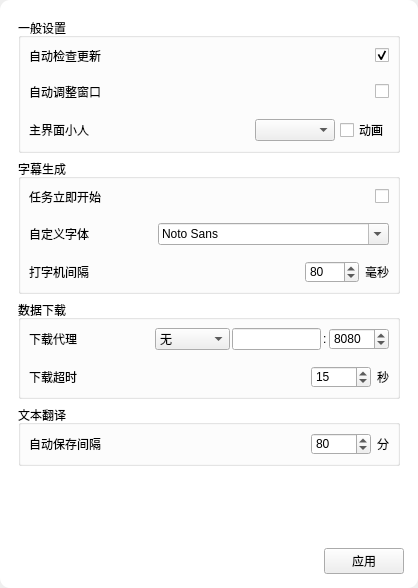
First picture: the form in src/gui/design/WidgetSetting.ui, repository Icexbb/SekaiSubtitle-Python, before the edit.
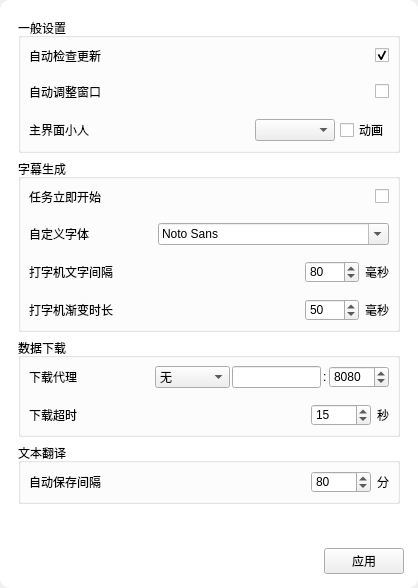
Second picture: the form after the edit.

Commit message: Split text interval and text fade time fix issues about event gap split settings

Patch:
```diff
--- a/src/gui/design/WidgetSetting.ui
+++ b/src/gui/design/WidgetSetting.ui
@@ -514,7 +514,7 @@
                <item>
                 <widget class="QLabel" name="label_7">
                  <property name="text">
-                  <string>打字机间隔</string>
+                  <string>打字机文字间隔</string>
                  </property>
                 </widget>
                </item>
@@ -583,6 +583,95 @@
                </item>
               </layout>
              </item>
+             <item>
+              <layout class="QHBoxLayout" name="HL6_2" stretch="2,5">
+               <property name="spacing">
+                <number>5</number>
+               </property>
+               <property name="leftMargin">
+                <number>5</number>
+               </property>
+               <property name="topMargin">
+                <number>5</number>
+               </property>
+               <property name="rightMargin">
+                <number>5</number>
+               </property>
+               <property name="bottomMargin">
+                <number>5</number>
+               </property>
+               <item>
+                <widget class="QLabel" name="label_10">
+                 <property name="text">
+                  <string>打字机渐变时长</string>
+                 </property>
+                </widget>
+               </item>
+               <item>
+                <widget class="QWidget" name="widget_8" native="true">
+                 <property name="minimumSize">
+                  <size>
+                   <width>20</width>
+                   <height>0</height>
+                  </size>
+                 </property>
+                 <layout class="QHBoxLayout" name="horizontalLayout_11">
+                  <property name="leftMargin">
+                   <number>0</number>
+                  </property>
+                  <property name="topMargin">
+                   <number>0</number>
+                  </property>
+                  <property name="rightMargin">
+                   <number>0</number>
+                  </property>
+                  <property name="bottomMargin">
+                   <number>0</number>
+                  </property>
+                  <item>
+                   <spacer name="HS_2">
+                    <property name="orientation">
+                     <enum>Qt::Horizontal</enum>
+                    </property>
+                    <property name="sizeHint" stdset="0">
+                     <size>
+                      <width>40</width>
+                      <height>20</height>
+                     </size>
+                    </property>
+                   </spacer>
+                  </item>
+                  <item>
+                   <widget class="QSpinBox" name="SettingTyperFadeSpin">
+                    <property name="minimumSize">
+                     <size>
+                      <width>47</width>
+                      <height>0</height>
+                     </size>
+                    </property>
+                    <property name="maximum">
+                     <number>1000</number>
+                    </property>
+                    <property name="singleStep">
+                     <number>10</number>
+                    </property>
+                    <property name="value">
+                     <number>50</number>
+                    </property>
+                   </widget>
+                  </item>
+                  <item>
+                   <widget class="QLabel" name="label_23">
+                    <property name="text">
+                     <string>毫秒</string>
+                    </property>
+                   </widget>
+                  </item>
+                 </layout>
+                </widget>
+               </item>
+              </layout>
+             </item>
             </layout>
            </widget>
           </item>
```
Left out of the diff: 2 changed lines with no effect on the pictures. The commit also changes 5 other files.
